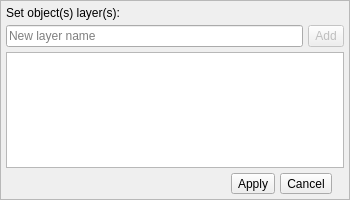
Above: libs/libgui/ui/widgets/layerswidget.ui from maniac787/pgmodeler before the change. Below: the same form after it.
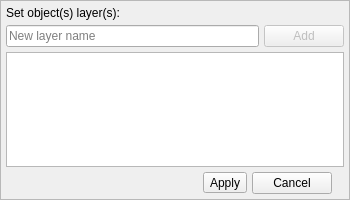
That is the form after the change. Icons and pictures are not drawn.

Commit message: Changing some QToolButton to QPushButton for better semantics (WIP).

```diff
--- a/libs/libgui/ui/widgets/layerswidget.ui
+++ b/libs/libgui/ui/widgets/layerswidget.ui
@@ -154,35 +154,6 @@
         </property>
        </widget>
       </item>
-      <item row="4" column="3">
-       <widget class="QToolButton" name="cancel_tb">
-        <property name="sizePolicy">
-         <sizepolicy hsizetype="Fixed" vsizetype="Fixed">
-          <horstretch>0</horstretch>
-          <verstretch>0</verstretch>
-         </sizepolicy>
-        </property>
-        <property name="toolTip">
-         <string>Cancel</string>
-        </property>
-        <property name="text">
-         <string>Cancel</string>
-        </property>
-        <property name="icon">
-         <iconset resource="../../res/resources.qrc">
-          <normaloff>:/icons/icons/close1.png</normaloff>:/icons/icons/close1.png</iconset>
-        </property>
-        <property name="iconSize">
-         <size>
-          <width>28</width>
-          <height>28</height>
-         </size>
-        </property>
-        <property name="toolButtonStyle">
-         <enum>Qt::ToolButtonStyle::ToolButtonTextBesideIcon</enum>
-        </property>
-       </widget>
-      </item>
       <item row="1" column="0" colspan="5">
        <widget class="QLabel" name="label">
         <property name="text">
@@ -200,7 +171,7 @@
          </widget>
         </item>
         <item>
-         <widget class="QToolButton" name="add_tb">
+         <widget class="QPushButton" name="add_tb">
           <property name="enabled">
            <bool>false</bool>
           </property>
@@ -235,16 +206,36 @@
           <property name="shortcut">
            <string>Ins</string>
           </property>
-          <property name="toolButtonStyle">
-           <enum>Qt::ToolButtonStyle::ToolButtonTextBesideIcon</enum>
-          </property>
-          <property name="autoRaise">
-           <bool>false</bool>
-          </property>
          </widget>
         </item>
        </layout>
       </item>
+      <item row="4" column="3">
+       <widget class="QPushButton" name="cancel_tb">
+        <property name="sizePolicy">
+         <sizepolicy hsizetype="Fixed" vsizetype="Fixed">
+          <horstretch>0</horstretch>
+          <verstretch>0</verstretch>
+         </sizepolicy>
+        </property>
+        <property name="toolTip">
+         <string>Cancel</string>
+        </property>
+        <property name="text">
+         <string>Cancel</string>
+        </property>
+        <property name="icon">
+         <iconset resource="../../res/resources.qrc">
+          <normaloff>:/icons/icons/close1.png</normaloff>:/icons/icons/close1.png</iconset>
+        </property>
+        <property name="iconSize">
+         <size>
+          <width>28</width>
+          <height>28</height>
+         </size>
+        </property>
+       </widget>
+      </item>
      </layout>
     </widget>
    </item>
```
Left out of the diff: 1 changed line with no effect on the pictures. The commit also changes 30 other files.
